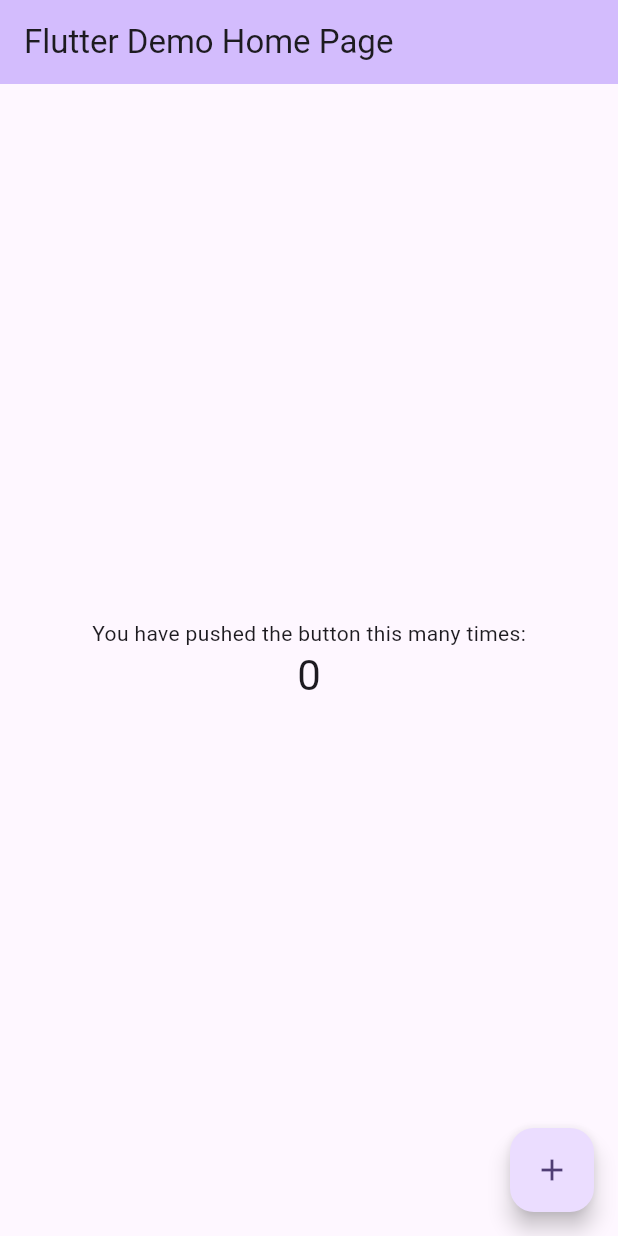
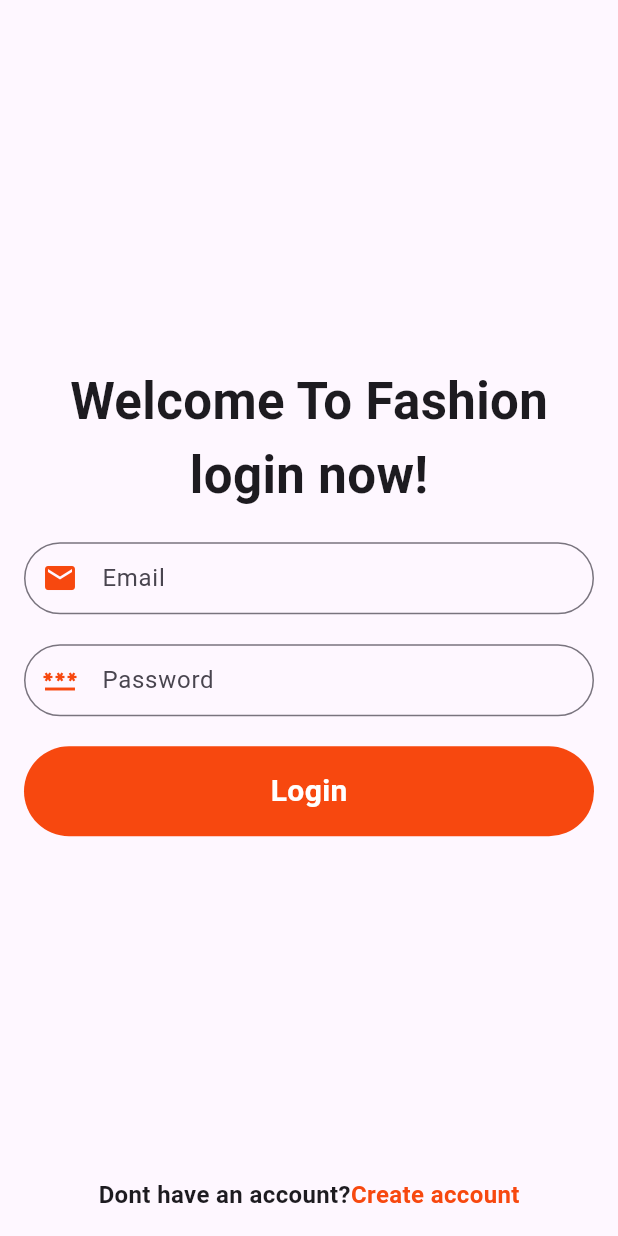
Before and after one commit to dinaadel11/E-commerce-app, a Flutter app: the screen it shows after launch, on a phone screen of 412 x 824 dp. Run offline on Flutter 3.47's test engine with Material 3 defaults, Android fonts, the phone set to English and light mode, and no system bars; our stand-ins replace device_preview.

Commit message:
create splash and login and register views

```diff
--- /dev/null
+++ b/lib/constan.dart
@@ -0,0 +1,3 @@
+import 'package:flutter/material.dart';
+
+const kPrimaryColor = Color(0xffF7480F);
--- /dev/null
+++ b/lib/featuer/presention/views/login&signup_view/login.dart
@@ -0,0 +1,72 @@
+import 'package:flutter/material.dart';
+import 'package:newsapp/constan.dart';
+import 'package:newsapp/featuer/presention/views/widget/custom_button.dart';
+import 'package:newsapp/featuer/presention/views/widget/custom_text_field.dart';
+
+class LogInView extends StatelessWidget {
+  const LogInView({super.key});
+
+  @override
+  Widget build(BuildContext context) {
+    return Scaffold(
+      body: Padding(
+        padding: const EdgeInsets.all(16),
+        child: Column(
+          mainAxisAlignment: MainAxisAlignment.center,
+          children: [
+            const Spacer(
+              flex: 1,
+            ),
+            const Text(
+              'Welcome To Fashion',
+              style: TextStyle(fontSize: 34, fontWeight: FontWeight.bold),
+            ),
+            const Text(
+              'login now!',
+              style: TextStyle(fontSize: 34, fontWeight: FontWeight.bold),
+            ),
+            const SizedBox(
+              height: 20,
+            ),
+            CustomTextField(
+              label_Text: 'Email',
+              iconpref: Icons.email,
+            ),
+            const SizedBox(
+              height: 20,
+            ),
+            CustomTextField(
+              label_Text: 'Password',
+              iconpref: Icons.password,
+            ),
+            const SizedBox(
+              height: 20,
+            ),
+            const CustomButton(
+              titelButton: 'Login',
+            ),
+            const Spacer(
+              flex: 1,
+            ),
+            const Row(
+              mainAxisAlignment: MainAxisAlignment.center,
+              children: [
+                Text(
+                  'Dont have an account?',
+                  style: TextStyle(fontSize: 16, fontWeight: FontWeight.bold),
+                ),
+                Text(
+                  'Create account',
+                  style: TextStyle(
+                      color: kPrimaryColor,
+                      fontSize: 16,
+                      fontWeight: FontWeight.bold),
+                ),
+              ],
+            )
+          ],
+        ),
+      ),
+    );
+  }
+}
--- /dev/null
+++ b/lib/featuer/presention/views/widget/custom_button.dart
@@ -0,0 +1,26 @@
+import 'package:flutter/foundation.dart';
+import 'package:flutter/material.dart';
+import 'package:newsapp/constan.dart';
+
+class CustomButton extends StatelessWidget {
+  const CustomButton({super.key, required this.titelButton});
+  final String titelButton;
+
+  @override
+  Widget build(BuildContext context) {
+    return Container(
+      width: double.infinity,
+      height: 60,
+      decoration: BoxDecoration(
+        color: kPrimaryColor,
+        borderRadius: BorderRadius.circular(32),
+      ),
+      child: Center(
+          child: Text(
+        '$titelButton',
+        style: TextStyle(
+            color: Colors.white, fontSize: 20, fontWeight: FontWeight.bold),
+      )),
+    );
+  }
+}
--- /dev/null
+++ b/lib/featuer/presention/views/widget/custom_text_field.dart
@@ -0,0 +1,38 @@
+import 'package:flutter/foundation.dart';
+import 'package:flutter/material.dart';
+import 'package:newsapp/constan.dart';
+
+class CustomTextField extends StatelessWidget {
+  CustomTextField({
+    super.key,
+    required this.label_Text,
+    required this.iconpref,
+  });
+  final String label_Text;
+  IconData? iconpref;
+
+  @override
+  Widget build(BuildContext context) {
+    return TextFormField(
+      decoration: InputDecoration(
+          contentPadding: EdgeInsets.all(12),
+          prefixIcon: Icon(
+            iconpref,
+            color: kPrimaryColor,
+          ),
+          label: Text('$label_Text'),
+          border: OutlineInputBorder(
+            borderRadius: BorderRadius.circular(32),
+            borderSide: BorderSide(
+              color: Color(0xff6E6E6E),
+            ),
+          ),
+          focusedBorder: OutlineInputBorder(
+            borderRadius: BorderRadius.circular(32),
+            borderSide: BorderSide(
+              color: Color(0xff6E6E6E),
+            ),
+          )),
+    );
+  }
+}
--- a/lib/main.dart
+++ b/lib/main.dart
@@ -1,125 +1,25 @@
+import 'package:device_preview/device_preview.dart';
+import 'package:flutter/foundation.dart';
 import 'package:flutter/material.dart';
+import 'package:newsapp/featuer/presention/views/login&signup_view/login.dart';
+import 'package:newsapp/featuer/presention/views/login&signup_view/register_view.dart';
+import 'package:newsapp/featuer/presention/views/splash/splash_view.dart';
 
-void main() {
-  runApp(const MyApp());
-}
+void main() => runApp(
+      DevicePreview(
+        enabled: !kReleaseMode,
+        builder: (context) => const E_Commerce_App(), // Wrap your app
+      ),
+    );
 
-class MyApp extends StatelessWidget {
-  const MyApp({super.key});
+class E_Commerce_App extends StatelessWidget {
+  const E_Commerce_App({super.key});
 
-  // This widget is the root of your application.
   @override
   Widget build(BuildContext context) {
-    return MaterialApp(
-      title: 'Flutter Demo',
-      theme: ThemeData(
-        // This is the theme of your application.
-        //
-        // TRY THIS: Try running your application with "flutter run". You'll see
-        // the application has a purple toolbar. Then, without quitting the app,
-        // try changing the seedColor in the colorScheme below to Colors.green
-        // and then invoke "hot reload" (save your changes or press the "hot
-        // reload" button in a Flutter-supported IDE, or press "r" if you used
-        // the command line to start the app).
-        //
-        // Notice that the counter didn't reset back to zero; the application
-        // state is not lost during the reload. To reset the state, use hot
-        // restart instead.
-        //
-        // This works for code too, not just values: Most code changes can be
-        // tested with just a hot reload.
-        colorScheme: ColorScheme.fromSeed(seedColor: Colors.deepPurple),
-        useMaterial3: true,
-      ),
-      home: const MyHomePage(title: 'Flutter Demo Home Page'),
+    return const MaterialApp(
+      debugShowCheckedModeBanner: false,
+      home: LogInView(),
     );
   }
 }
-
-class MyHomePage extends StatefulWidget {
-  const MyHomePage({super.key, required this.title});
-
-  // This widget is the home page of your application. It is stateful, meaning
-  // that it has a State object (defined below) that contains fields that affect
-  // how it looks.
-
-  // This class is the configuration for the state. It holds the values (in this
-  // case the title) provided by the parent (in this case the App widget) and
-  // used by the build method of the State. Fields in a Widget subclass are
-  // always marked "final".
-
-  final String title;
-
-  @override
-  State<MyHomePage> createState() => _MyHomePageState();
-}
-
-class _MyHomePageState extends State<MyHomePage> {
-  int _counter = 0;
-
-  void _incrementCounter() {
-    setState(() {
-      // This call to setState tells the Flutter framework that something has
-      // changed in this State, which causes it to rerun the build method below
-      // so that the display can reflect the updated values. If we changed
-      // _counter without calling setState(), then the build method would not be
-      // called again, and so nothing would appear to happen.
-      _counter++;
-    });
-  }
-
-  @override
-  Widget build(BuildContext context) {
-    // This method is rerun every time setState is called, for instance as done
-    // by the _incrementCounter method above.
-    //
-    // The Flutter framework has been optimized to make rerunning build methods
-    // fast, so that you can just rebuild anything that needs updating rather
-    // than having to individually change instances of widgets.
-    return Scaffold(
-      appBar: AppBar(
-        // TRY THIS: Try changing the color here to a specific color (to
-        // Colors.amber, perhaps?) and trigger a hot reload to see the AppBar
-        // change color while the other colors stay the same.
-        backgroundColor: Theme.of(context).colorScheme.inversePrimary,
-        // Here we take the value from the MyHomePage object that was created by
-        // the App.build method, and use it to set our appbar title.
-        title: Text(widget.title),
-      ),
-      body: Center(
-        // Center is a layout widget. It takes a single child and positions it
-        // in the middle of the parent.
-        child: Column(
-          // Column is also a layout widget. It takes a list of children and
-          // arranges them vertically. By default, it sizes itself to fit its
-          // children horizontally, and tries to be as tall as its parent.
-          //
-          // Column has various properties to control how it sizes itself and
-          // how it positions its children. Here we use mainAxisAlignment to
-          // center the children vertically; the main axis here is the vertical
-          // axis because Columns are vertical (the cross axis would be
-          // horizontal).
-          //
-          // TRY THIS: Invoke "debug painting" (choose the "Toggle Debug Paint"
-          // action in the IDE, or press "p" in the console), to see the
-          // wireframe for each widget.
-          mainAxisAlignment: MainAxisAlignment.center,
-          children: <Widget>[
-            const Text(
-              'You have pushed the button this many times:',
-            ),
-            Text(
-              '$_counter',
-              style: Theme.of(context).textTheme.headlineMedium,
-            ),
-          ],
-        ),
-      ),
-      floatingActionButton: FloatingActionButton(
-        onPressed: _incrementCounter,
-        tooltip: 'Increment',
-        child: const Icon(Icons.add),
-      ), // This trailing comma makes auto-formatting nicer for build methods.
-    );
-  }
-}
--- a/pubspec.yaml
+++ b/pubspec.yaml
@@ -35,6 +35,7 @@ dependencies:
   # The following adds the Cupertino Icons font to your application.
   # Use with the CupertinoIcons class for iOS style icons.
   cupertino_icons: ^1.0.8
+  device_preview: ^1.2.0
 
 dev_dependencies:
   flutter_test:
@@ -59,9 +60,8 @@ flutter:
   uses-material-design: true
 
   # To add assets to your application, add an assets section, like this:
-  # assets:
-  #   - images/a_dot_burr.jpeg
-  #   - images/a_dot_ham.jpeg
+  assets:
+    - assets/images/
 
   # An image asset can refer to one or more resolution-specific "variants", see
   # https://flutter.dev/to/resolution-aware-images
```
Also changed, not shown: lib/featuer/presention/views/login&signup_view/register_view.dart (added, +87 -0 lines), lib/featuer/presention/views/splash/splash_view.dart (added, +31 -0 lines), assets/images/logo.png (added), pubspec.lock, 2 other files.
